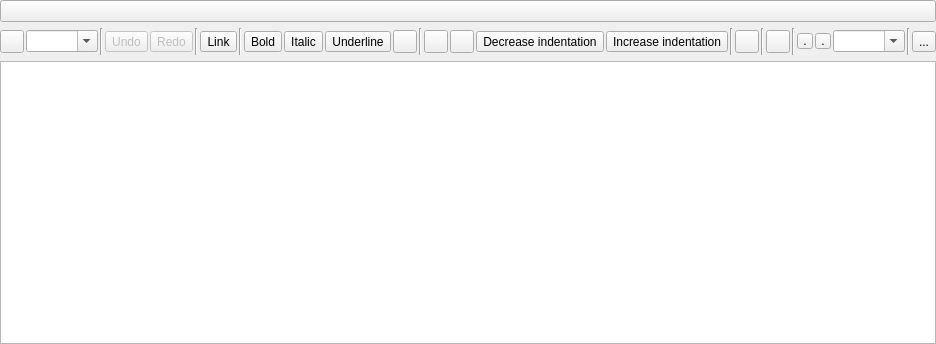
Old version of the form NoteRichTextEdit.ui in the repository emma-qub/QtSourceCodeBrowser.
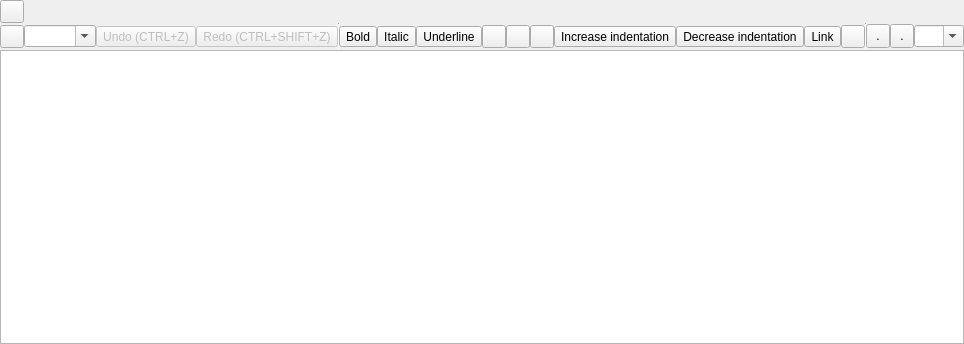
New version of the form. Icons and pictures are not drawn. Custom widgets are drawn as their Qt base class.

Commit message: Custom whole application style to be really cute. Pun intended.

```diff
--- a/NoteRichTextEdit.ui
+++ b/NoteRichTextEdit.ui
@@ -13,9 +13,9 @@
   <property name="windowTitle">
    <string notr="true"/>
   </property>
-  <layout class="QVBoxLayout" name="verticalLayout" stretch="0,0,1">
+  <layout class="QVBoxLayout" name="verticalLayout_2">
    <property name="spacing">
-    <number>6</number>
+    <number>0</number>
    </property>
    <property name="leftMargin">
     <number>0</number>
@@ -30,13 +30,34 @@
     <number>0</number>
    </property>
    <item>
-    <widget class="QPushButton" name="f_edit_button">
-     <property name="text">
-      <string/>
-     </property>
-     <property name="checkable">
-      <bool>false</bool>
-     </property>
+    <widget class="QWidget" name="f_empty_toolbar" native="true">
+     <layout class="QVBoxLayout" name="verticalLayout">
+      <property name="spacing">
+       <number>0</number>
+      </property>
+      <property name="leftMargin">
+       <number>0</number>
+      </property>
+      <property name="topMargin">
+       <number>0</number>
+      </property>
+      <property name="rightMargin">
+       <number>0</number>
+      </property>
+      <property name="bottomMargin">
+       <number>0</number>
+      </property>
+      <item>
+       <widget class="QToolButton" name="f_edit_button">
+        <property name="text">
+         <string/>
+        </property>
+        <property name="checkable">
+         <bool>false</bool>
+        </property>
+       </widget>
+      </item>
+     </layout>
     </widget>
    </item>
    <item>
@@ -55,7 +76,7 @@
      </property>
      <layout class="QHBoxLayout" name="horizontalLayout">
       <property name="spacing">
-       <number>2</number>
+       <number>0</number>
       </property>
       <property name="leftMargin">
        <number>0</number>
@@ -89,13 +110,6 @@
         </property>
        </widget>
       </item>
-      <item>
-       <widget class="Line" name="line_4">
-        <property name="orientation">
-         <enum>Qt::Vertical</enum>
-        </property>
-       </widget>
-      </item>
       <item>
        <widget class="QToolButton" name="f_undo">
         <property name="enabled">
@@ -108,7 +122,7 @@
          <string>Undo (CTRL+Z)</string>
         </property>
         <property name="text">
-         <string>Undo</string>
+         <string>Undo (CTRL+Z)</string>
         </property>
         <property name="icon">
          <iconset theme="edit-undo">
@@ -134,7 +148,7 @@
          <string>Redo</string>
         </property>
         <property name="text">
-         <string>Redo</string>
+         <string>Redo (CTRL+SHIFT+Z)</string>
         </property>
         <property name="icon">
          <iconset theme="edit-redo">
@@ -150,39 +164,18 @@
       </item>
       <item>
        <widget class="Line" name="line">
-        <property name="orientation">
-         <enum>Qt::Vertical</enum>
+        <property name="minimumSize">
+         <size>
+          <width>1</width>
+          <height>0</height>
+         </size>
         </property>
-       </widget>
-      </item>
-      <item>
-       <widget class="QToolButton" name="f_link">
-        <property name="focusPolicy">
-         <enum>Qt::ClickFocus</enum>
-        </property>
-        <property name="toolTip">
-         <string>Link (CTRL+L)</string>
-        </property>
-        <property name="text">
-         <string>Link</string>
-        </property>
-        <property name="icon">
-         <iconset theme="applications-internet">
-          <normaloff>.</normaloff>.</iconset>
-        </property>
-        <property name="iconSize">
+        <property name="maximumSize">
          <size>
-          <width>16</width>
-          <height>16</height>
+          <width>1</width>
+          <height>16777215</height>
          </size>
         </property>
-        <property name="checkable">
-         <bool>true</bool>
-        </property>
-       </widget>
-      </item>
-      <item>
-       <widget class="Line" name="line_3">
         <property name="orientation">
          <enum>Qt::Vertical</enum>
         </property>
@@ -276,13 +269,6 @@
         </property>
        </widget>
       </item>
-      <item>
-       <widget class="Line" name="line_5">
-        <property name="orientation">
-         <enum>Qt::Vertical</enum>
-        </property>
-       </widget>
-      </item>
       <item>
        <widget class="QToolButton" name="f_list_bullet">
         <property name="focusPolicy">
@@ -327,29 +313,6 @@
         </property>
        </widget>
       </item>
-      <item>
-       <widget class="QToolButton" name="f_indent_dec">
-        <property name="focusPolicy">
-         <enum>Qt::ClickFocus</enum>
-        </property>
-        <property name="toolTip">
-         <string>Decrease indentation (CTRL+,)</string>
-        </property>
-        <property name="text">
-         <string>Decrease indentation</string>
-        </property>
-        <property name="icon">
-         <iconset theme="format-indent-less">
-          <normaloff>.</normaloff>.</iconset>
-        </property>
-        <property name="iconSize">
-         <size>
-          <width>16</width>
-          <height>16</height>
-         </size>
-        </property>
-       </widget>
-      </item>
       <item>
        <widget class="QToolButton" name="f_indent_inc">
         <property name="focusPolicy">
@@ -374,9 +337,51 @@
        </widget>
       </item>
       <item>
-       <widget class="Line" name="line_2">
-        <property name="orientation">
-         <enum>Qt::Vertical</enum>
+       <widget class="QToolButton" name="f_indent_dec">
+        <property name="focusPolicy">
+         <enum>Qt::ClickFocus</enum>
+        </property>
+        <property name="toolTip">
+         <string>Decrease indentation (CTRL+Tab)</string>
+        </property>
+        <property name="text">
+         <string>Decrease indentation</string>
+        </property>
+        <property name="icon">
+         <iconset theme="format-indent-less">
+          <normaloff>.</normaloff>.</iconset>
+        </property>
+        <property name="iconSize">
+         <size>
+          <width>16</width>
+          <height>16</height>
+         </size>
+        </property>
+       </widget>
+      </item>
+      <item>
+       <widget class="QToolButton" name="f_link">
+        <property name="focusPolicy">
+         <enum>Qt::ClickFocus</enum>
+        </property>
+        <property name="toolTip">
+         <string>Link (CTRL+L)</string>
+        </property>
+        <property name="text">
+         <string>Link</string>
+        </property>
+        <property name="icon">
+         <iconset theme="applications-internet">
+          <normaloff>.</normaloff>.</iconset>
+        </property>
+        <property name="iconSize">
+         <size>
+          <width>16</width>
+          <height>16</height>
+         </size>
+        </property>
+        <property name="checkable">
+         <bool>true</bool>
         </property>
        </widget>
       </item>
@@ -391,21 +396,22 @@
        </widget>
       </item>
       <item>
-       <widget class="Line" name="line_8">
-        <property name="orientation">
-         <enum>Qt::Vertical</enum>
+       <widget class="Line" name="line_2">
+        <property name="minimumSize">
+         <size>
+          <width>1</width>
+          <height>0</height>
+         </size>
         </property>
-       </widget>
-      </item>
-      <item>
-       <widget class="QToolButton" name="f_image">
-        <property name="text">
+        <property name="maximumSize">
+         <size>
+          <width>1</width>
+          <height>16777215</height>
+         </size>
+        </property>
+        <property name="styleSheet">
          <string notr="true"/>
         </property>
-       </widget>
-      </item>
-      <item>
-       <widget class="Line" name="line_7">
         <property name="orientation">
          <enum>Qt::Vertical</enum>
         </property>
@@ -415,14 +421,14 @@
        <widget class="QToolButton" name="f_fgcolor">
         <property name="minimumSize">
          <size>
-          <width>16</width>
-          <height>16</height>
+          <width>24</width>
+          <height>24</height>
          </size>
         </property>
         <property name="maximumSize">
          <size>
-          <width>16</width>
-          <height>16</height>
+          <width>24</width>
+          <height>24</height>
          </size>
         </property>
         <property name="focusPolicy">
@@ -446,14 +452,14 @@
        <widget class="QToolButton" name="f_bgcolor">
         <property name="minimumSize">
          <size>
-          <width>16</width>
-          <height>16</height>
+          <width>24</width>
+          <height>24</height>
          </size>
         </property>
         <property name="maximumSize">
          <size>
-          <width>16</width>
-          <height>16</height>
+          <width>24</width>
+          <height>24</height>
          </size>
         </property>
         <property name="focusPolicy">
@@ -475,6 +481,18 @@
       </item>
       <item>
        <widget class="QComboBox" name="f_fontsize">
+        <property name="minimumSize">
+         <size>
+          <width>50</width>
+          <height>0</height>
+         </size>
+        </property>
+        <property name="maximumSize">
+         <size>
+          <width>50</width>
+          <height>16777215</height>
+         </size>
+        </property>
         <property name="focusPolicy">
          <enum>Qt::ClickFocus</enum>
         </property>
@@ -486,20 +504,6 @@
         </property>
        </widget>
       </item>
-      <item>
-       <widget class="Line" name="line_6">
-        <property name="orientation">
-         <enum>Qt::Vertical</enum>
-        </property>
-       </widget>
-      </item>
-      <item>
-       <widget class="QToolButton" name="f_menu">
-        <property name="text">
-         <string>...</string>
-        </property>
-       </widget>
-      </item>
      </layout>
      <zorder>f_paragraph</zorder>
      <zorder>line_4</zorder>
```
Left out of the diff: 31 changed lines with no effect on the pictures. The commit also changes 31 other files.
